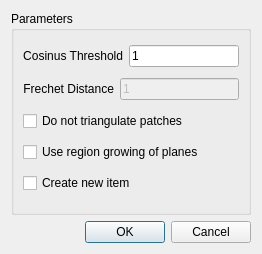
First picture: the form in Polyhedron/demo/Polyhedron/Plugins/PMP/Remesh_planar_patches_dialog.ui, repository CGAL/cgal, before the edit.
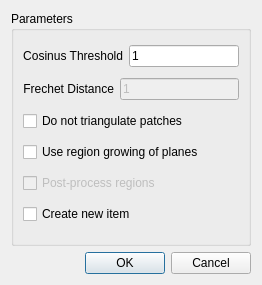
Second picture: the form after the edit. Custom widgets are drawn as their Qt base class.

Commit message: add a first simple post-processing step

Diff of the .ui file:
```diff
--- a/Polyhedron/demo/Polyhedron/Plugins/PMP/Remesh_planar_patches_dialog.ui
+++ b/Polyhedron/demo/Polyhedron/Plugins/PMP/Remesh_planar_patches_dialog.ui
@@ -10,7 +10,7 @@
     <x>0</x>
     <y>0</y>
     <width>262</width>
-    <height>254</height>
+    <height>285</height>
    </rect>
   </property>
   <property name="windowTitle">
@@ -103,6 +103,16 @@
         </property>
        </widget>
       </item>
+      <item>
+       <widget class="QCheckBox" name="postprocess_regions_checkbox">
+        <property name="enabled">
+         <bool>false</bool>
+        </property>
+        <property name="text">
+         <string>Post-process regions</string>
+        </property>
+       </widget>
+      </item>
       <item>
        <widget class="QCheckBox" name="create_new_item_checkbox">
         <property name="text">
```
Left out of the diff: 32 changed lines with no effect on the pictures. The commit also changes 3 other files.
